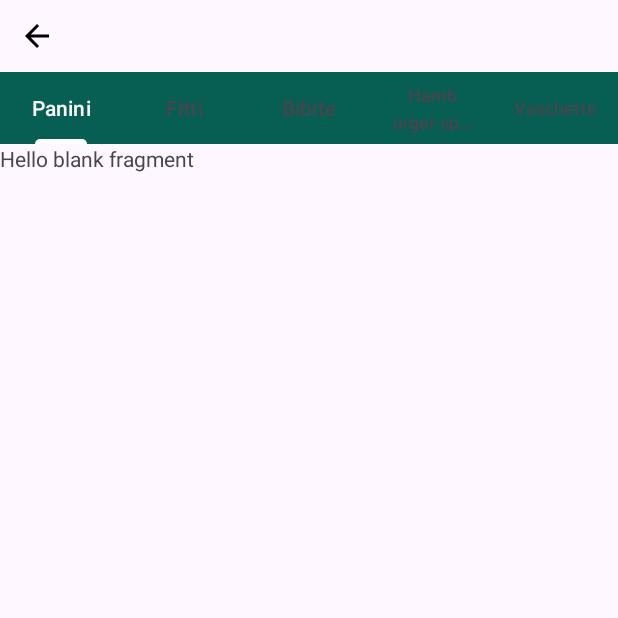
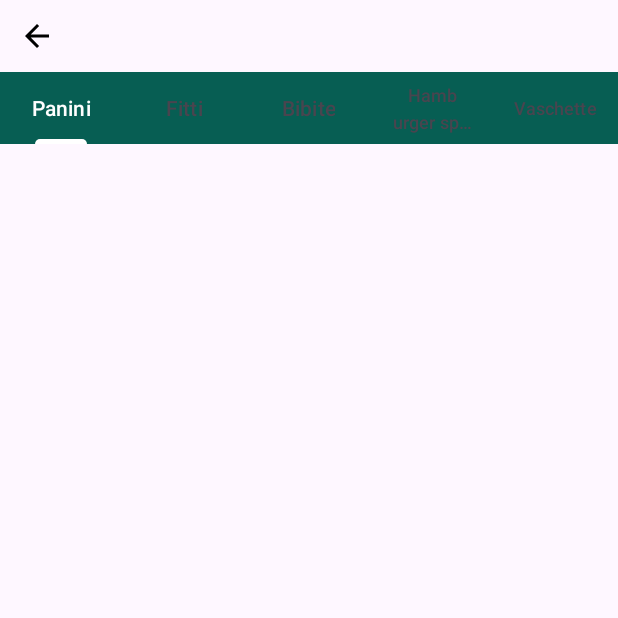
Before and after one commit to MarioAudibussio/ProgettoPanineria99, an Android app: the fragment PaniniFragment placed in its activity, on a phone screen of 412 x 824 dp, the top half of it. Run offline under Robolectric (Android 15) with nearby library versions, the phone set to English and light mode, and no system bars.

Commit message:
sto mettendo le recycleview nei fragment

```diff
--- a/app/src/main/res/layout/fragment_panini.xml
+++ b/app/src/main/res/layout/fragment_panini.xml
@@ -5,10 +5,12 @@
     android:layout_height="match_parent"
     tools:context=".topMenu.PaniniFragment">
 
-    <!-- TODO: Update blank fragment layout -->
-    <TextView
-        android:layout_width="match_parent"
-        android:layout_height="match_parent"
-        android:text="@string/hello_blank_fragment" />
+   <androidx.recyclerview.widget.RecyclerView
+       android:id="@+id/recyclerViewPanini"
+       android:layout_width="match_parent"
+       android:layout_height="match_parent"
+       >
+
+   </androidx.recyclerview.widget.RecyclerView>
 
 </FrameLayout>
```
Also changed, not shown: app/src/main/res/layout/fragment_bibite.xml (+5 -3 lines), app/src/main/res/layout/fragment_fritto.xml (+5 -3 lines), app/src/main/res/layout/fragment_hamburger_speciale.xml (+7 -3 lines), app/src/main/res/layout/fragment_vaschette.xml (+5 -3 lines).
